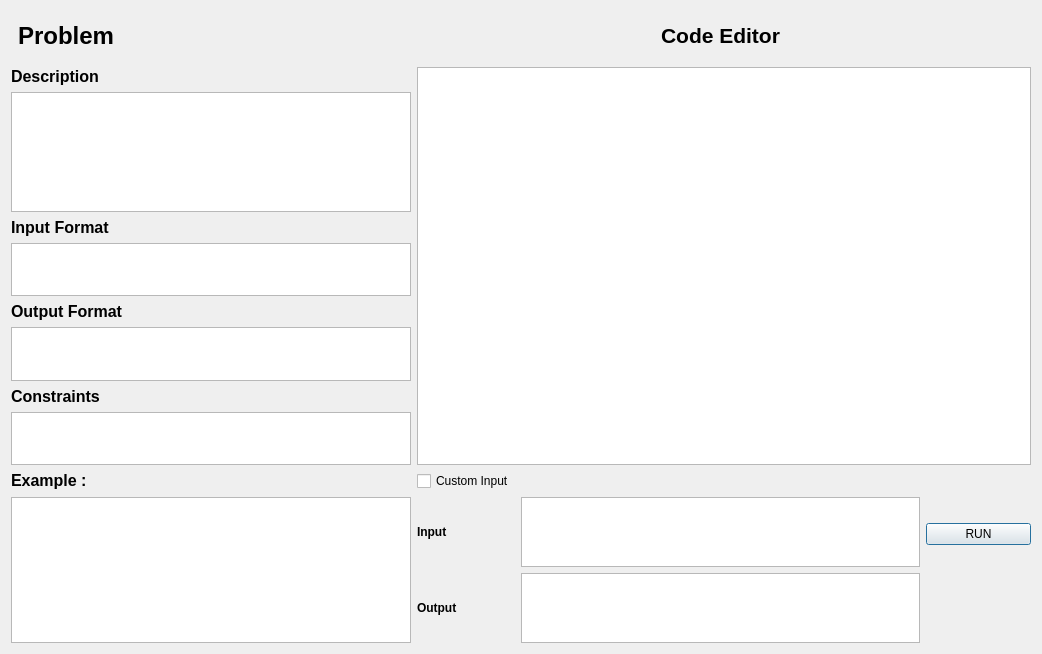
Above: solveproblemwindow.ui from IbrahimAhmad20/Competria before the change. Below: the same form after it.
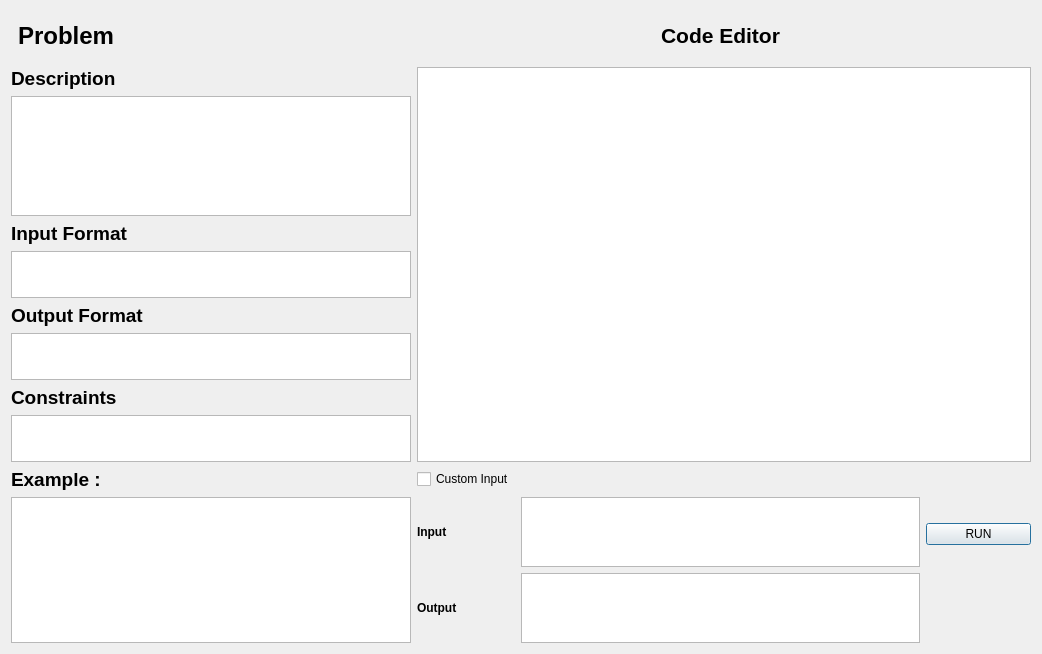
That is the form after the change. Icons and pictures are not drawn.

```diff
--- a/solveproblemwindow.ui
+++ b/solveproblemwindow.ui
@@ -75,7 +75,7 @@
       </size>
      </property>
      <property name="text">
-      <string>&lt;html&gt;&lt;head/&gt;&lt;body&gt;&lt;p&gt;&lt;span style=&quot; font-size:12pt; font-weight:700;&quot;&gt;Output Format&lt;/span&gt;&lt;/p&gt;&lt;/body&gt;&lt;/html&gt;</string>
+      <string>&lt;html&gt;&lt;head/&gt;&lt;body&gt;&lt;p&gt;&lt;span style=&quot; font-size:14pt; font-weight:700;&quot;&gt;Output Format&lt;/span&gt;&lt;/p&gt;&lt;/body&gt;&lt;/html&gt;</string>
      </property>
     </widget>
    </item>
@@ -93,6 +93,9 @@
        <height>16777215</height>
       </size>
      </property>
+     <property name="styleSheet">
+      <string notr="true">font: 600 12pt &quot;Segoe UI Variable Text Semibold&quot;;</string>
+     </property>
     </widget>
    </item>
    <item row="10" column="0" rowspan="2">
@@ -114,7 +117,7 @@
       </size>
      </property>
      <property name="text">
-      <string>&lt;html&gt;&lt;head/&gt;&lt;body&gt;&lt;p&gt;&lt;span style=&quot; font-size:12pt; font-weight:700;&quot;&gt;Description&lt;/span&gt;&lt;/p&gt;&lt;/body&gt;&lt;/html&gt;</string>
+      <string>&lt;html&gt;&lt;head/&gt;&lt;body&gt;&lt;p&gt;&lt;span style=&quot; font-size:14pt; font-weight:700;&quot;&gt;Description&lt;/span&gt;&lt;/p&gt;&lt;/body&gt;&lt;/html&gt;</string>
      </property>
     </widget>
    </item>
@@ -139,6 +142,9 @@
        <height>16777215</height>
       </size>
      </property>
+     <property name="styleSheet">
+      <string notr="true">font: 600 12pt &quot;Segoe UI Variable Text Semibold&quot;;</string>
+     </property>
     </widget>
    </item>
    <item row="11" column="1">
@@ -206,7 +212,7 @@
       </size>
      </property>
      <property name="text">
-      <string>&lt;html&gt;&lt;head/&gt;&lt;body&gt;&lt;p&gt;&lt;span style=&quot; font-size:12pt; font-weight:700;&quot;&gt;Constraints&lt;/span&gt;&lt;/p&gt;&lt;/body&gt;&lt;/html&gt;</string>
+      <string>&lt;html&gt;&lt;head/&gt;&lt;body&gt;&lt;p&gt;&lt;span style=&quot; font-size:14pt; font-weight:700;&quot;&gt;Constraints&lt;/span&gt;&lt;/p&gt;&lt;/body&gt;&lt;/html&gt;</string>
      </property>
     </widget>
    </item>
@@ -219,7 +225,7 @@
       </size>
      </property>
      <property name="text">
-      <string>&lt;html&gt;&lt;head/&gt;&lt;body&gt;&lt;p&gt;&lt;span style=&quot; font-size:12pt; font-weight:700;&quot;&gt;Input Format&lt;/span&gt;&lt;/p&gt;&lt;/body&gt;&lt;/html&gt;</string>
+      <string>&lt;html&gt;&lt;head/&gt;&lt;body&gt;&lt;p&gt;&lt;span style=&quot; font-size:14pt; font-weight:700;&quot;&gt;Input Format&lt;/span&gt;&lt;/p&gt;&lt;/body&gt;&lt;/html&gt;</string>
      </property>
     </widget>
    </item>
@@ -237,6 +243,9 @@
        <height>16777215</height>
       </size>
      </property>
+     <property name="styleSheet">
+      <string notr="true">font: 600 12pt &quot;Segoe UI Variable Text Semibold&quot;;</string>
+     </property>
     </widget>
    </item>
    <item row="10" column="3" rowspan="2">
@@ -327,7 +336,7 @@
       </size>
      </property>
      <property name="text">
-      <string>&lt;html&gt;&lt;head/&gt;&lt;body&gt;&lt;p&gt;&lt;span style=&quot; font-size:12pt; font-weight:700;&quot;&gt;Example :&lt;/span&gt;&lt;/p&gt;&lt;/body&gt;&lt;/html&gt;</string>
+      <string>&lt;html&gt;&lt;head/&gt;&lt;body&gt;&lt;p&gt;&lt;span style=&quot; font-size:14pt; font-weight:700;&quot;&gt;Example :&lt;/span&gt;&lt;/p&gt;&lt;/body&gt;&lt;/html&gt;</string>
      </property>
     </widget>
    </item>
@@ -345,6 +354,9 @@
        <height>16777215</height>
       </size>
      </property>
+     <property name="styleSheet">
+      <string notr="true">font: 600 12pt &quot;Segoe UI Variable Text Semibold&quot;;</string>
+     </property>
     </widget>
    </item>
    <item row="9" column="1">
```
Left out of the diff: 12 changed lines with no effect on the pictures.
